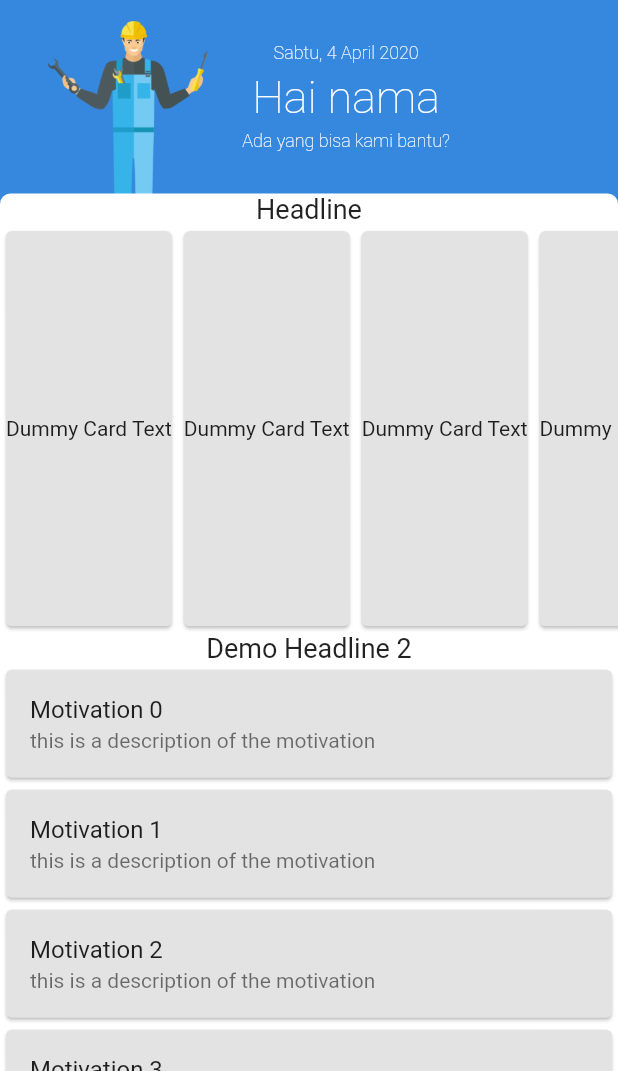
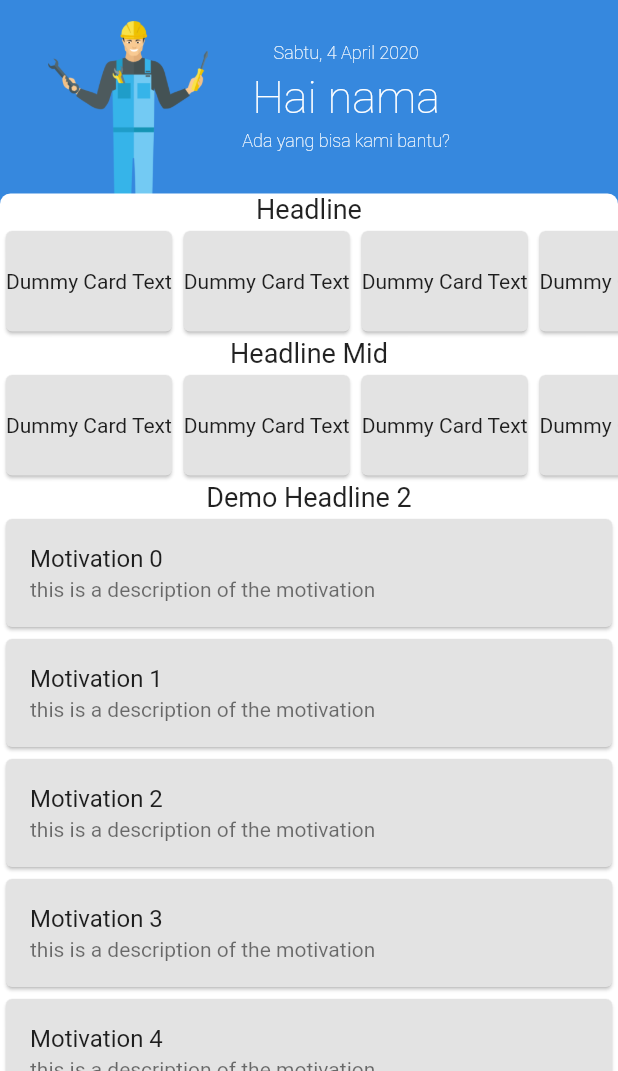
Before and after one commit to agungsatrioo/motordoc, a Flutter app: the HomePage screen opened directly, on a phone screen of 412 x 824 dp, the part 165-1236 px from its top. Run offline on Flutter 3.47's test engine with Material 2 defaults, Android fonts, the phone set to English and light mode, and no system bars; our stand-ins replace sqflite; accounts and stored records are empty.

Commit message:
fix login, otp, home, add chat UI(dummy)

```diff
--- a/lib/src/ui/pages/home/chat.dart
+++ b/lib/src/ui/pages/home/chat.dart
@@ -9,10 +9,22 @@ class _ChatPageState extends State<ChatPage> {
   @override
   Widget build(BuildContext context) {
     return Scaffold(
-      body: Center(
-        child: Text(
-          "Chat Page",
-        ),
+      appBar: AppBar(
+
+      ),
+      body: Container(
+
+          child: ListView.builder(
+            shrinkWrap: true,
+            itemBuilder: (ctx,int){
+              return Card(
+                child: ListTile(
+                  title: Text('Motivation $int'),
+                  subtitle: Text('this is a description of the motivation')),
+                );
+              },
+            ),
+
       ),
     );
   }
--- a/lib/src/ui/pages/home/home.dart
+++ b/lib/src/ui/pages/home/home.dart
@@ -88,7 +88,6 @@ class _HomePageState extends State<HomePage>{
                               padding: const EdgeInsets.only(top: 14, right: 23.0, left: 12.0),
                               child: Image.asset(
                                 "assets/images/mechanic.png",
-//                          width: 99.0,
                                 height: 115.0,
                               ),
                             ),
@@ -149,7 +148,6 @@ class _HomePageState extends State<HomePage>{
                         topLeft: const Radius.circular(7.0),
                         topRight: const Radius.circular(7.0))
                   ),
-//                  padding: const EdgeInsets.only(top: 11, left: 18),
                   child: Column(
                     mainAxisSize: MainAxisSize.min,
                     children: <Widget>[
@@ -157,7 +155,23 @@ class _HomePageState extends State<HomePage>{
                         'Headline',
                         style: TextStyle(fontSize: 18),
                       ),
-                      Expanded(
+                      Container(
+                        height: 75,
+                        child: ListView.builder(
+                          shrinkWrap: true,
+                          scrollDirection: Axis.horizontal,
+                          itemCount: 15,
+                          itemBuilder: (BuildContext context, int index) => Card(
+                            child: Center(child: Text('Dummy Card Text')),
+                          ),
+                        ),
+                      ),
+                      Text(
+                        'Headline Mid',
+                        style: TextStyle(fontSize: 18),
+                      ),
+                      Container(
+                        height: 75,
                         child: ListView.builder(
                           shrinkWrap: true,
                           scrollDirection: Axis.horizontal,
--- a/lib/src/ui/pages/otp.dart
+++ b/lib/src/ui/pages/otp.dart
@@ -1,6 +1,8 @@
 import 'package:flutter/material.dart';
 import 'package:flutter/services.dart';
 import 'package:flutter/widgets.dart';
+import 'package:motordoc/src/ui/pages/home/bottom_nav.dart';
+import 'package:motordoc/src/ui/pages/home/home.dart';
 import 'package:motordoc/src/ui/pages/login/login.dart';
 import 'package:motordoc/src/ui/pages/register.dart';
 import 'package:motordoc/src/ui/widgets/widget_button.dart';
@@ -211,7 +213,7 @@ class _OtpPageState extends State<OtpPage>{
                   onPressed: () {
                     Navigator.of(context).pushReplacement(
                         MaterialPageRoute(
-                            builder: (context)=> RegistPage()
+                            builder: (context)=> BottomNav()
                         )
                     );
                   },
```
Also changed, not shown: lib/src/ui/pages/login/login.dart (+6 -2 lines), lib/src/ui/pages/register.dart (+1 -12 lines), pubspec.lock.
